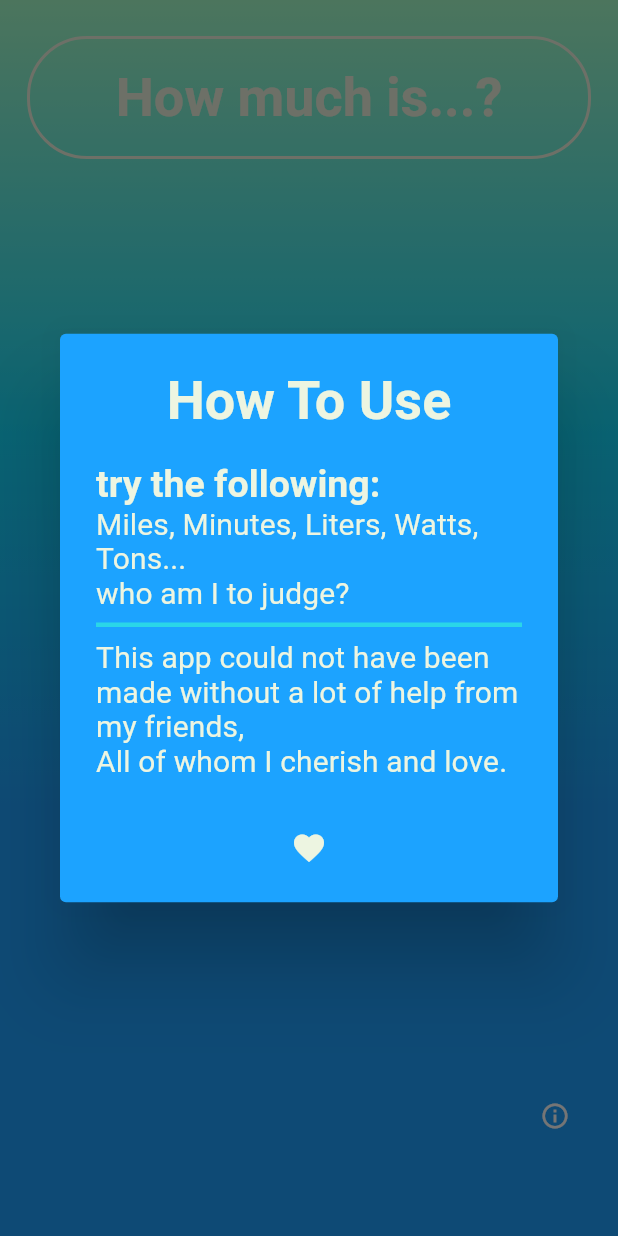
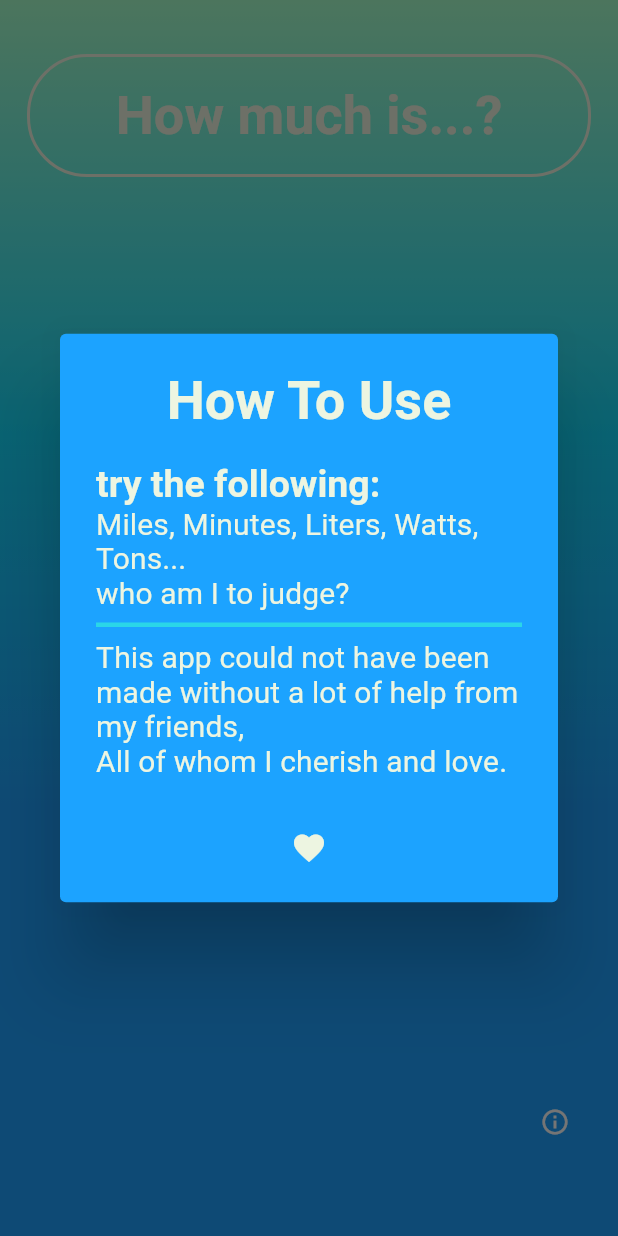
Before and after one commit to g-bulgarit/How-much-is-it, a Flutter app: the screen it shows after launch, after a tap on the "info outline" icon, on a phone screen of 412 x 824 dp. Run offline on Flutter 3.47's test engine with Material 2 defaults, Android fonts, the phone set to English and light mode, and no system bars; our stand-ins replace sprintf; Roboto replaces fonts that are missing (Bebas).

Commit message:
switched to regular app view

```diff
--- a/lib/main.dart
+++ b/lib/main.dart
@@ -1,36 +1,38 @@
-import 'package:device_preview/device_preview.dart';
+// import 'package:device_preview/device_preview.dart';
 import 'package:flutter/material.dart';
 
 import 'colors.dart';
 import 'customWidgets/InputCalcDisp.dart';
 
 
-void main() => runApp(
-  DevicePreview(
-    builder: (context) => MyApplication(),
-  )
-);
+// void main() => runApp(
+//   DevicePreview(
+//     builder: (context) => MyApplication(),
+//   )
+// );
 
-class MyApplication extends StatelessWidget{
-  @override
-  Widget build(BuildContext context) {
-    return MaterialApp(
-      locale: DevicePreview.of(context).locale, // <--- Add the locale
-      builder: DevicePreview.appBuilder, // <--- Add the builder
-      title: 'Flutter Demo',
-      theme: appTheme,
-      home: new HomePage(),
-      );
-  }
-}
+// class MyApplication extends StatelessWidget{
+//   @override
+//   Widget build(BuildContext context) {
+//     return MaterialApp(
+//       debugShowCheckedModeBanner: false,
+//       locale: DevicePreview.of(context).locale, // <--- Add the locale
+//       builder: DevicePreview.appBuilder, // <--- Add the builder
+//       title: 'Flutter Demo',
+//       theme: appTheme,
+//       home: new HomePage(),
+//       );
+//   }
+// }
 
 // Normal app operation:
-//
-// void main(){
-//   runApp(new MaterialApp(
-//     theme: appTheme,
-//     home: new HomePage()));
-// }
+
+void main(){
+  runApp(new MaterialApp(
+    debugShowCheckedModeBanner: false,
+    theme: appTheme,
+    home: new HomePage()));
+}
 
 class HomePage extends StatefulWidget {
 
@@ -50,7 +52,7 @@ class AppHomePage extends State<HomePage>{
     resizeToAvoidBottomInset: false,
     body: Container(
       padding: EdgeInsets.only(
-        top: 24.0,
+        top: 36.0,
         left: 18.0,
         right: 18.0,
         bottom: 6.0,
```
